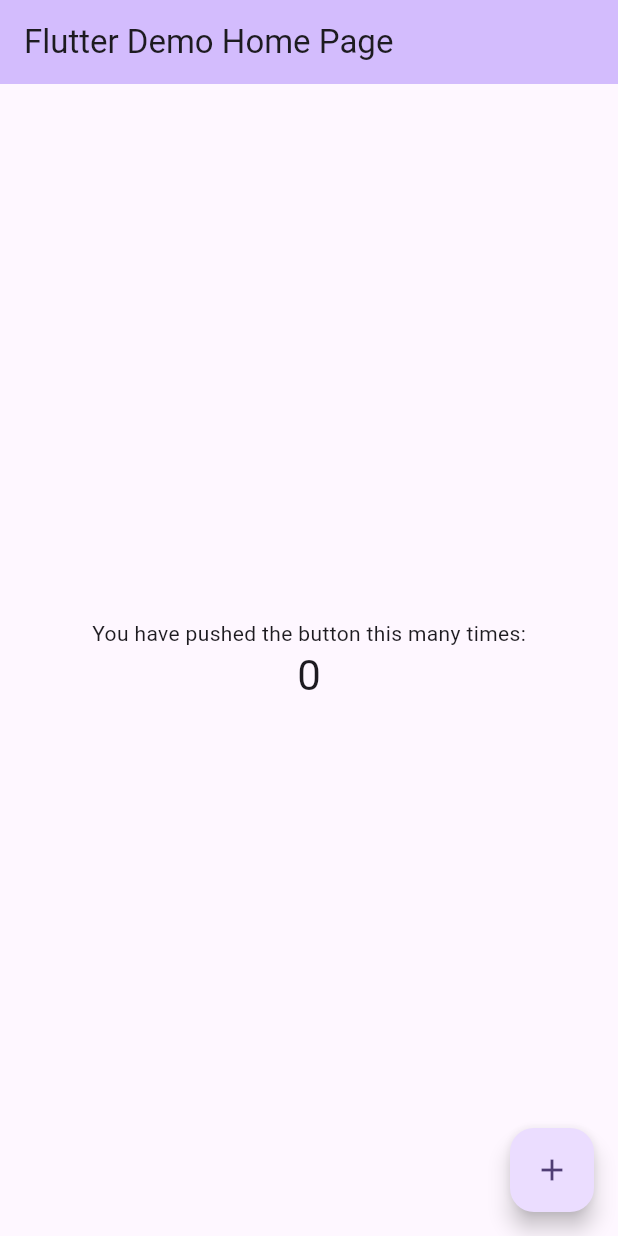
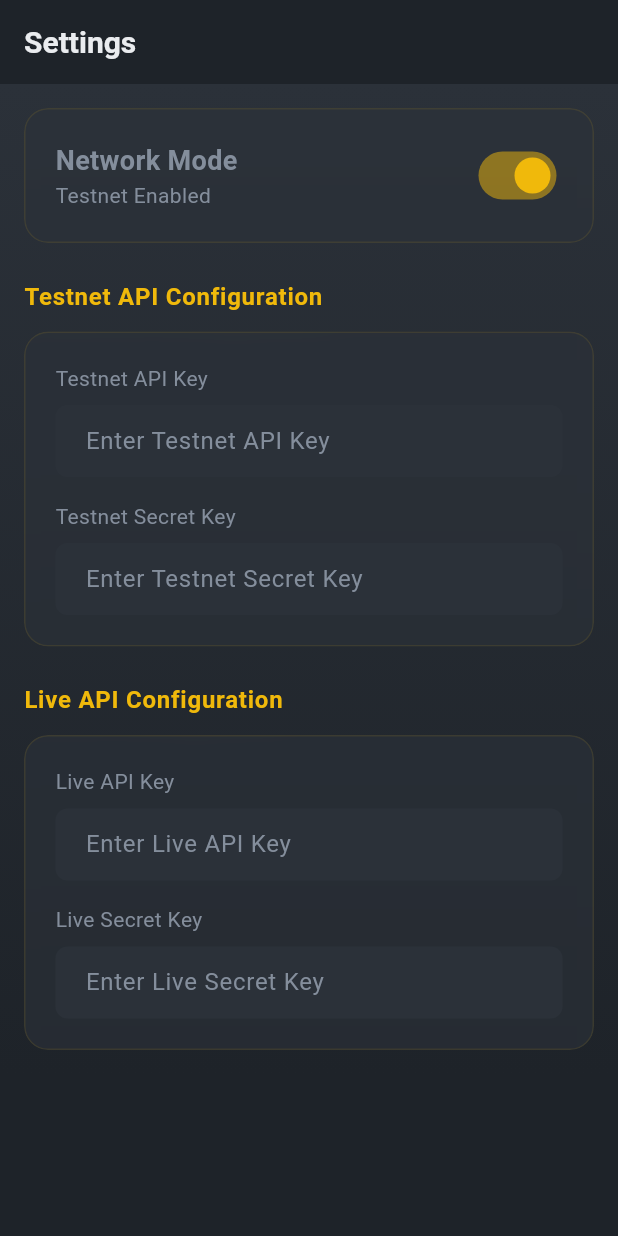
Before and after one commit to fshangala/tradetool, a Flutter app: the screen it shows after launch, on a phone screen of 412 x 824 dp. Run offline on Flutter 3.47's test engine with Material 3 defaults, Android fonts, the phone set to English and light mode, and no system bars; our stand-ins replace shared_preferences.

Commit message:
feat: implement settings UI and persistence with MVVM architecture
- Pivoted project to Binance Trade Tool for futures trading.
- Added provider and shared_preferences for state management and persistence.
- Implemented SettingsViewModel and SettingsView with glassmorphism UI.
- Defined BinanceTheme with dark mode and custom gradients.
- Updated documentation and tests to reflect new project direction.

```diff
--- /dev/null
+++ b/lib/core/constants.dart
@@ -0,0 +1,7 @@
+class AppConstants {
+  static const String keyLiveApiKey = 'live_api_key';
+  static const String keyLiveSecretKey = 'live_secret_key';
+  static const String keyTestnetApiKey = 'testnet_api_key';
+  static const String keyTestnetSecretKey = 'testnet_secret_key';
+  static const String keyIsTestnet = 'is_testnet';
+}
--- /dev/null
+++ b/lib/core/theme.dart
@@ -0,0 +1,90 @@
+import 'package:flutter/material.dart';
+
+class BinanceTheme {
+  static const Color yellow = Color(0xFFF0B90B);
+  static const Color darkBackground = Color(0xFF1E2329);
+  static const Color surfaceColor = Color(0xFF2B3139);
+  static const Color textColor = Color(0xFFEAECEF);
+  static const Color secondaryTextColor = Color(0xFF848E9C);
+
+  static ThemeData get darkTheme {
+    return ThemeData(
+      brightness: Brightness.dark,
+      primaryColor: yellow,
+      scaffoldBackgroundColor: darkBackground,
+      colorScheme: const ColorScheme.dark(
+        primary: yellow,
+        onPrimary: Colors.black,
+        secondary: yellow,
+        surface: surfaceColor,
+        onSurface: textColor,
+      ),
+      appBarTheme: const AppBarTheme(
+        backgroundColor: darkBackground,
+        elevation: 0,
+        titleTextStyle: TextStyle(
+          color: textColor,
+          fontSize: 20,
+          fontWeight: FontWeight.bold,
+        ),
+        iconTheme: IconThemeData(color: textColor),
+      ),
+      textTheme: const TextTheme(
+        headlineMedium: TextStyle(color: textColor, fontWeight: FontWeight.bold),
+        bodyLarge: TextStyle(color: textColor),
+        bodyMedium: TextStyle(color: secondaryTextColor),
+      ),
+      elevatedButtonTheme: ElevatedButtonThemeData(
+        style: ElevatedButton.styleFrom(
+          backgroundColor: yellow,
+          foregroundColor: Colors.black,
+          shape: RoundedRectangleBorder(
+            borderRadius: BorderRadius.circular(8),
+          ),
+          textStyle: const TextStyle(fontWeight: FontWeight.bold),
+        ),
+      ),
+      switchTheme: SwitchThemeData(
+        thumbColor: WidgetStateProperty.resolveWith<Color>((states) {
+          if (states.contains(WidgetState.selected)) {
+            return yellow;
+          }
+          return secondaryTextColor;
+        }),
+        trackColor: WidgetStateProperty.resolveWith<Color>((states) {
+          if (states.contains(WidgetState.selected)) {
+            return yellow.withValues(alpha: 0.5);
+          }
+          return surfaceColor;
+        }),
+      ),
+      inputDecorationTheme: InputDecorationTheme(
+        filled: true,
+        fillColor: surfaceColor,
+        border: OutlineInputBorder(
+          borderRadius: BorderRadius.circular(8),
+          borderSide: BorderSide.none,
+        ),
+        focusedBorder: OutlineInputBorder(
+          borderRadius: BorderRadius.circular(8),
+          borderSide: const BorderSide(color: yellow, width: 1),
+        ),
+        labelStyle: const TextStyle(color: secondaryTextColor),
+        hintStyle: const TextStyle(color: secondaryTextColor),
+      ),
+    );
+  }
+
+  // Gradients for modern UI
+  static const LinearGradient yellowGradient = LinearGradient(
+    colors: [Color(0xFFFCD535), yellow],
+    begin: Alignment.topLeft,
+    end: Alignment.bottomRight,
+  );
+
+  static const LinearGradient darkGradient = LinearGradient(
+    colors: [surfaceColor, darkBackground],
+    begin: Alignment.topCenter,
+    end: Alignment.bottomCenter,
+  );
+}
--- a/lib/main.dart
+++ b/lib/main.dart
@@ -1,122 +1,28 @@
 import 'package:flutter/material.dart';
+import 'package:provider/provider.dart';
+import 'core/theme.dart';
+import 'viewmodels/settings_viewmodel.dart';
+import 'views/settings_view.dart';
 
 void main() {
-  runApp(const MyApp());
+  runApp(const BinanceTradeApp());
 }
 
-class MyApp extends StatelessWidget {
-  const MyApp({super.key});
+class BinanceTradeApp extends StatelessWidget {
+  const BinanceTradeApp({super.key});
 
-  // This widget is the root of your application.
   @override
   Widget build(BuildContext context) {
-    return MaterialApp(
-      title: 'Flutter Demo',
-      theme: ThemeData(
-        // This is the theme of your application.
-        //
-        // TRY THIS: Try running your application with "flutter run". You'll see
-        // the application has a purple toolbar. Then, without quitting the app,
-        // try changing the seedColor in the colorScheme below to Colors.green
-        // and then invoke "hot reload" (save your changes or press the "hot
-        // reload" button in a Flutter-supported IDE, or press "r" if you used
-        // the command line to start the app).
-        //
-        // Notice that the counter didn't reset back to zero; the application
-        // state is not lost during the reload. To reset the state, use hot
-        // restart instead.
-        //
-        // This works for code too, not just values: Most code changes can be
-        // tested with just a hot reload.
-        colorScheme: ColorScheme.fromSeed(seedColor: Colors.deepPurple),
+    return MultiProvider(
+      providers: [
+        ChangeNotifierProvider(create: (_) => SettingsViewModel()),
+      ],
+      child: MaterialApp(
+        title: 'Binance Trade Tool',
+        theme: BinanceTheme.darkTheme,
+        debugShowCheckedModeBanner: false,
+        home: const SettingsView(),
       ),
-      home: const MyHomePage(title: 'Flutter Demo Home Page'),
     );
   }
 }
-
-class MyHomePage extends StatefulWidget {
-  const MyHomePage({super.key, required this.title});
-
-  // This widget is the home page of your application. It is stateful, meaning
-  // that it has a State object (defined below) that contains fields that affect
-  // how it looks.
-
-  // This class is the configuration for the state. It holds the values (in this
-  // case the title) provided by the parent (in this case the App widget) and
-  // used by the build method of the State. Fields in a Widget subclass are
-  // always marked "final".
-
-  final String title;
-
-  @override
-  State<MyHomePage> createState() => _MyHomePageState();
-}
-
-class _MyHomePageState extends State<MyHomePage> {
-  int _counter = 0;
-
-  void _incrementCounter() {
-    setState(() {
-      // This call to setState tells the Flutter framework that something has
-      // changed in this State, which causes it to rerun the build method below
-      // so that the display can reflect the updated values. If we changed
-      // _counter without calling setState(), then the build method would not be
-      // called again, and so nothing would appear to happen.
-      _counter++;
-    });
-  }
-
-  @override
-  Widget build(BuildContext context) {
-    // This method is rerun every time setState is called, for instance as done
-    // by the _incrementCounter method above.
-    //
-    // The Flutter framework has been optimized to make rerunning build methods
-    // fast, so that you can just rebuild anything that needs updating rather
-    // than having to individually change instances of widgets.
-    return Scaffold(
-      appBar: AppBar(
-        // TRY THIS: Try changing the color here to a specific color (to
-        // Colors.amber, perhaps?) and trigger a hot reload to see the AppBar
-        // change color while the other colors stay the same.
-        backgroundColor: Theme.of(context).colorScheme.inversePrimary,
-        // Here we take the value from the MyHomePage object that was created by
-        // the App.build method, and use it to set our appbar title.
-        title: Text(widget.title),
-      ),
-      body: Center(
-        // Center is a layout widget. It takes a single child and positions it
-        // in the middle of the parent.
-        child: Column(
-          // Column is also a layout widget. It takes a list of children and
-          // arranges them vertically. By default, it sizes itself to fit its
-          // children horizontally, and tries to be as tall as its parent.
-          //
-          // Column has various properties to control how it sizes itself and
-          // how it positions its children. Here we use mainAxisAlignment to
-          // center the children vertically; the main axis here is the vertical
-          // axis because Columns are vertical (the cross axis would be
-          // horizontal).
-          //
-          // TRY THIS: Invoke "debug painting" (choose the "Toggle Debug Paint"
-          // action in the IDE, or press "p" in the console), to see the
-          // wireframe for each widget.
-          mainAxisAlignment: MainAxisAlignment.center,
-          children: <Widget>[
-            const Text('You have pushed the button this many times:'),
-            Text(
-              '$_counter',
-              style: Theme.of(context).textTheme.headlineMedium,
-            ),
-          ],
-        ),
-      ),
-      floatingActionButton: FloatingActionButton(
-        onPressed: _incrementCounter,
-        tooltip: 'Increment',
-        child: const Icon(Icons.add),
-      ), // This trailing comma makes auto-formatting nicer for build methods.
-    );
-  }
-}
--- /dev/null
+++ b/lib/viewmodels/settings_viewmodel.dart
@@ -0,0 +1,66 @@
+import 'package:flutter/material.dart';
+import 'package:shared_preferences/shared_preferences.dart';
+import '../core/constants.dart';
+
+class SettingsViewModel extends ChangeNotifier {
+  String _liveApiKey = '';
+  String _liveSecretKey = '';
+  String _testnetApiKey = '';
+  String _testnetSecretKey = '';
+  bool _isTestnet = true;
+
+  String get liveApiKey => _liveApiKey;
+  String get liveSecretKey => _liveSecretKey;
+  String get testnetApiKey => _testnetApiKey;
+  String get testnetSecretKey => _testnetSecretKey;
+  bool get isTestnet => _isTestnet;
+
+  SettingsViewModel() {
+    _loadSettings();
+  }
+
+  Future<void> _loadSettings() async {
+    final prefs = await SharedPreferences.getInstance();
+    _liveApiKey = prefs.getString(AppConstants.keyLiveApiKey) ?? '';
+    _liveSecretKey = prefs.getString(AppConstants.keyLiveSecretKey) ?? '';
+    _testnetApiKey = prefs.getString(AppConstants.keyTestnetApiKey) ?? '';
+    _testnetSecretKey = prefs.getString(AppConstants.keyTestnetSecretKey) ?? '';
+    _isTestnet = prefs.getBool(AppConstants.keyIsTestnet) ?? true;
+    notifyListeners();
+  }
+
+  Future<void> setLiveApiKey(String value) async {
+    _liveApiKey = value;
+    final prefs = await SharedPreferences.getInstance();
+    await prefs.setString(AppConstants.keyLiveApiKey, value);
+    notifyListeners();
+  }
+
+  Future<void> setLiveSecretKey(String value) async {
+    _liveSecretKey = value;
+    final prefs = await SharedPreferences.getInstance();
+    await prefs.setString(AppConstants.keyLiveSecretKey, value);
+    notifyListeners();
+  }
+
+  Future<void> setTestnetApiKey(String value) async {
+    _testnetApiKey = value;
+    final prefs = await SharedPreferences.getInstance();
+    await prefs.setString(AppConstants.keyTestnetApiKey, value);
+    notifyListeners();
+  }
+
+  Future<void> setTestnetSecretKey(String value) async {
+    _testnetSecretKey = value;
+    final prefs = await SharedPreferences.getInstance();
+    await prefs.setString(AppConstants.keyTestnetSecretKey, value);
+    notifyListeners();
+  }
+
+  Future<void> setNetworkMode(bool isTestnet) async {
+    _isTestnet = isTestnet;
+    final prefs = await SharedPreferences.getInstance();
+    await prefs.setBool(AppConstants.keyIsTestnet, isTestnet);
+    notifyListeners();
+  }
+}
--- /dev/null
+++ b/lib/views/settings_view.dart
@@ -0,0 +1,172 @@
+import 'dart:ui';
+import 'package:flutter/material.dart';
+import 'package:provider/provider.dart';
+import '../viewmodels/settings_viewmodel.dart';
+import '../core/theme.dart';
+
+class SettingsView extends StatelessWidget {
+  const SettingsView({super.key});
+
+  @override
+  Widget build(BuildContext context) {
+    final viewModel = context.watch<SettingsViewModel>();
+
+    return Scaffold(
+      appBar: AppBar(
+        title: const Text('Settings'),
+      ),
+      body: Container(
+        decoration: const BoxDecoration(
+          gradient: BinanceTheme.darkGradient,
+        ),
+        child: SingleChildScrollView(
+          padding: const EdgeInsets.all(16.0),
+          child: Column(
+            crossAxisAlignment: CrossAxisAlignment.start,
+            children: [
+              _buildNetworkToggle(viewModel),
+              const SizedBox(height: 24),
+              _buildSectionTitle('Testnet API Configuration'),
+              const SizedBox(height: 12),
+              _buildSettingsCard(
+                child: Column(
+                  children: [
+                    _buildTextField(
+                      label: 'Testnet API Key',
+                      value: viewModel.testnetApiKey,
+                      onChanged: viewModel.setTestnetApiKey,
+                    ),
+                    const SizedBox(height: 16),
+                    _buildTextField(
+                      label: 'Testnet Secret Key',
+                      value: viewModel.testnetSecretKey,
+                      onChanged: viewModel.setTestnetSecretKey,
+                      isPassword: true,
+                    ),
+                  ],
+                ),
+              ),
+              const SizedBox(height: 24),
+              _buildSectionTitle('Live API Configuration'),
+              const SizedBox(height: 12),
+              _buildSettingsCard(
+                child: Column(
+                  children: [
+                    _buildTextField(
+                      label: 'Live API Key',
+                      value: viewModel.liveApiKey,
+                      onChanged: viewModel.setLiveApiKey,
+                    ),
+                    const SizedBox(height: 16),
+                    _buildTextField(
+                      label: 'Live Secret Key',
+                      value: viewModel.liveSecretKey,
+                      onChanged: viewModel.setLiveSecretKey,
+                      isPassword: true,
+                    ),
+                  ],
+                ),
+              ),
+            ],
+          ),
+        ),
+      ),
+    );
+  }
+
+  Widget _buildSectionTitle(String title) {
+    return Text(
+      title,
+      style: const TextStyle(
+        color: BinanceTheme.yellow,
+        fontSize: 16,
+        fontWeight: FontWeight.bold,
+        letterSpacing: 0.5,
+      ),
+    );
+  }
+
+  Widget _buildNetworkToggle(SettingsViewModel viewModel) {
+    return _buildSettingsCard(
+      child: Row(
+        mainAxisAlignment: MainAxisAlignment.spaceBetween,
+        children: [
+          Column(
+            crossAxisAlignment: CrossAxisAlignment.start,
+            children: [
+              const Text(
+                'Network Mode',
+                style: TextStyle(
+                  fontSize: 18,
+                  fontWeight: FontWeight.bold,
+                ),
+              ),
+              Text(
+                viewModel.isTestnet ? 'Testnet Enabled' : 'Live Network Enabled',
+                style: const TextStyle(
+                  color: BinanceTheme.secondaryTextColor,
+                ),
+              ),
+            ],
+          ),
+          Switch(
+            value: viewModel.isTestnet,
+            onChanged: viewModel.setNetworkMode,
+          ),
+        ],
+      ),
+    );
+  }
+
+  Widget _buildSettingsCard({required Widget child}) {
+    return ClipRRect(
+      borderRadius: BorderRadius.circular(16),
+      child: BackdropFilter(
+        filter: ImageFilter.blur(sigmaX: 10, sigmaY: 10),
+        child: Container(
+          padding: const EdgeInsets.all(20),
+          decoration: BoxDecoration(
+            color: BinanceTheme.surfaceColor.withValues(alpha: 0.6),
+            borderRadius: BorderRadius.circular(16),
+            border: Border.all(
+              color: BinanceTheme.yellow.withValues(alpha: 0.1),
+              width: 1,
+            ),
+          ),
+          child: child,
+        ),
+      ),
+    );
+  }
+
+  Widget _buildTextField({
+    required String label,
+    required String value,
+    required Function(String) onChanged,
+    bool isPassword = false,
+  }) {
+    return Column(
+      crossAxisAlignment: CrossAxisAlignment.start,
+      children: [
+        Text(
+          label,
+          style: const TextStyle(
+            fontSize: 14,
+            color: BinanceTheme.secondaryTextColor,
+          ),
+        ),
+        const SizedBox(height: 8),
+        TextFormField(
+          initialValue: value,
+          onChanged: onChanged,
+          obscureText: isPassword,
+          style: const TextStyle(color: BinanceTheme.textColor),
+          decoration: InputDecoration(
+            hintText: 'Enter $label',
+            contentPadding: const EdgeInsets.symmetric(horizontal: 16, vertical: 12),
+          ),
+        ),
+      ],
+    );
+  }
+}
--- a/pubspec.yaml
+++ b/pubspec.yaml
@@ -1,5 +1,5 @@
 name: tradetool
-description: "A new Flutter project."
+description: "A Flutter application for trading futures on the Binance platform using the Binance API."
 # The following line prevents the package from being accidentally published to
 # pub.dev using `flutter pub publish`. This is preferred for private packages.
 publish_to: 'none' # Remove this line if you wish to publish to pub.dev
@@ -34,6 +34,8 @@ dependencies:
   # The following adds the Cupertino Icons font to your application.
   # Use with the CupertinoIcons class for iOS style icons.
   cupertino_icons: ^1.0.8
+  provider: ^6.1.2
+  shared_preferences: ^2.5.2
 
 dev_dependencies:
   flutter_test:
```
Also changed, not shown: pubspec.lock, 4 other files.
